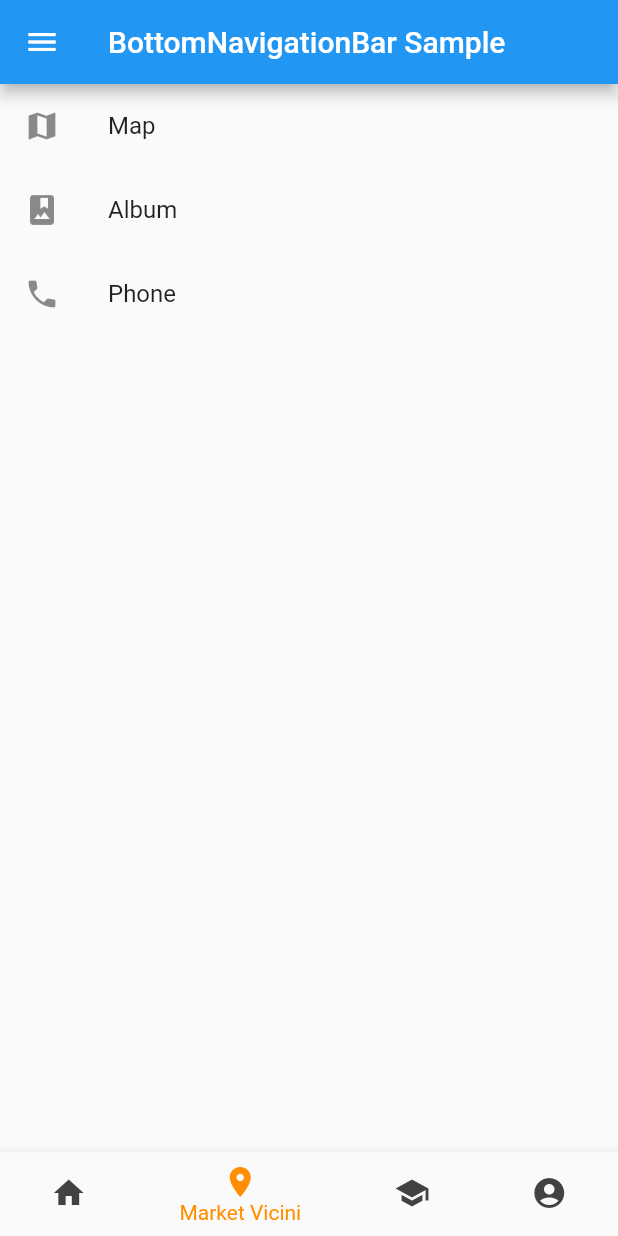
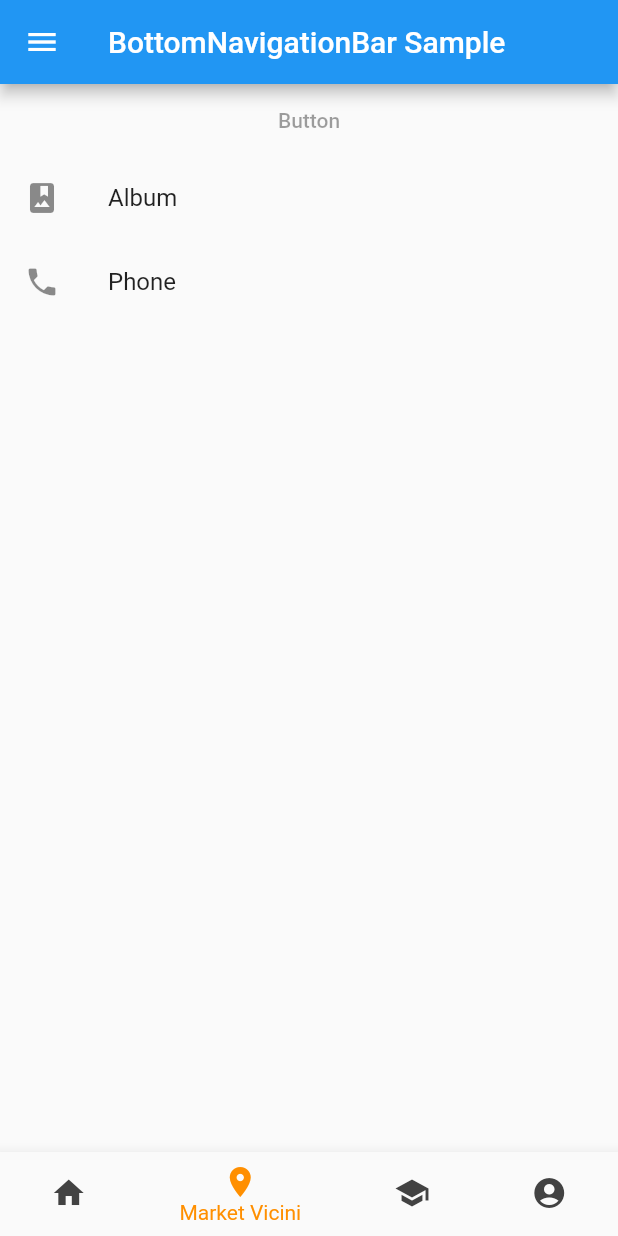
Before and after one commit to zfeder/marketshop_app, a Flutter app: the screen it shows after launch, item 2 of the bottom bar chosen, on a phone screen of 412 x 824 dp. Run offline on Flutter 3.47's test engine with Material 2 defaults, Android fonts, the phone set to English and light mode, and no system bars.

Commit message:
list button v1

```diff
--- a/lib/main.dart
+++ b/lib/main.dart
@@ -78,9 +78,9 @@ class _MyStatefulWidgetState extends State<MyStatefulWidget> {
 
     ListView(
       children: const <Widget>[
-        ListTile(
-          leading: Icon(Icons.map),
-          title: Text('Map'),
+        TextButton(
+            onPressed: null,
+            child: Text('Button'),
         ),
         ListTile(
           leading: Icon(Icons.photo_album),
```
